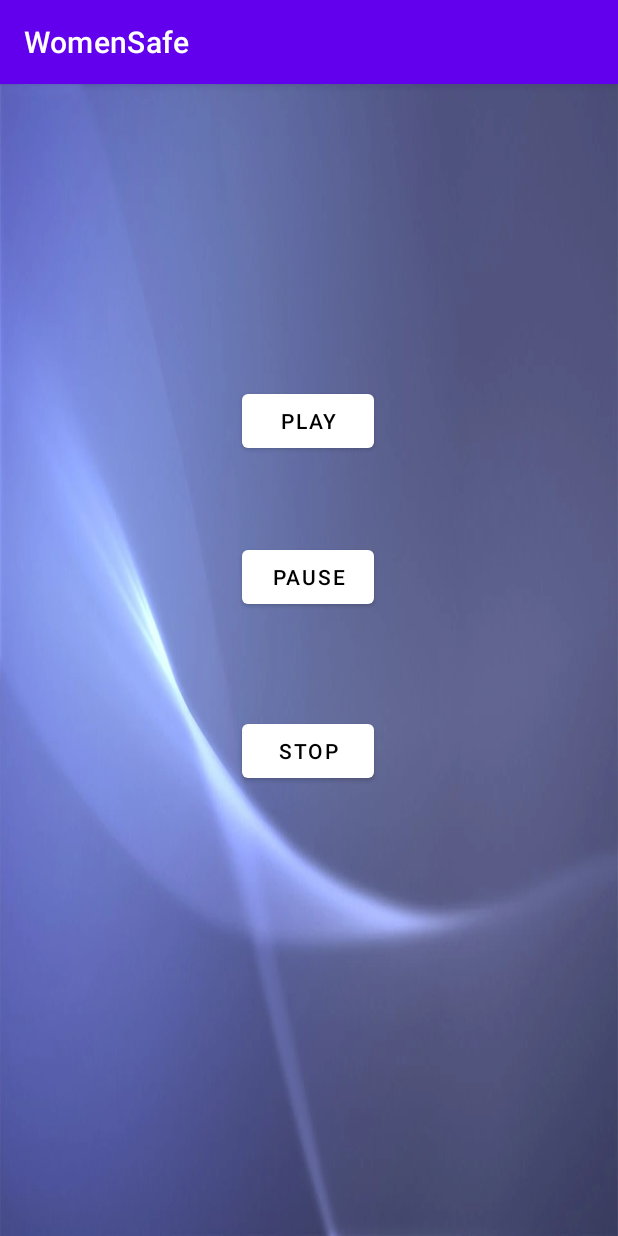
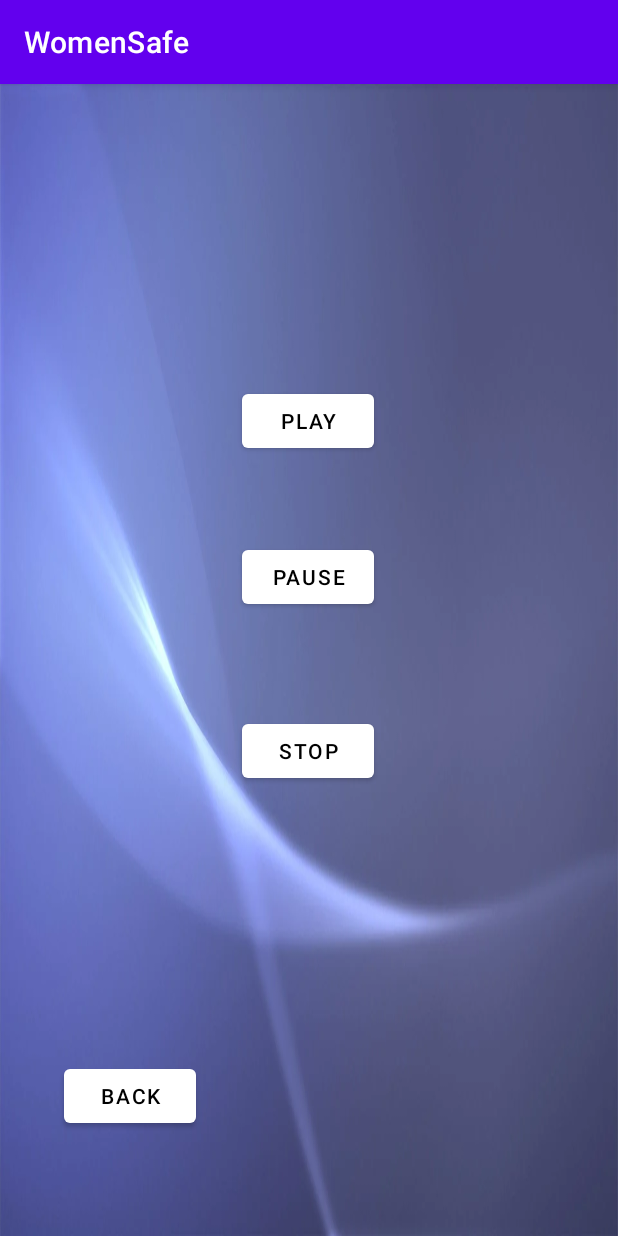
Before and after one commit to sanyamlohan/WomenSafe, an Android app: the ScreamActivity screen opened directly, with no data from a screen before it, on a phone screen of 412 x 824 dp. Run offline under Robolectric (Android 15) with nearby library versions, the phone set to English and light mode, and no system bars.

Commit message:
Final commit

```diff
--- a/app/src/main/java/com/example/womensafe/ScreamActivity.java
+++ b/app/src/main/java/com/example/womensafe/ScreamActivity.java
@@ -2,18 +2,33 @@ package com.example.womensafe;
 
 import androidx.appcompat.app.AppCompatActivity;
 
+import android.annotation.SuppressLint;
+import android.content.Intent;
 import android.media.MediaPlayer;
 import android.os.Bundle;
 import android.view.View;
+import android.widget.Button;
 import android.widget.Toast;
 
 public class ScreamActivity extends AppCompatActivity {
     MediaPlayer player;
+    Button mBack;
 
+    @SuppressLint("MissingInflatedId")
     @Override
     protected void onCreate(Bundle savedInstanceState) {
         super.onCreate(savedInstanceState);
         setContentView(R.layout.activity_scream);
+
+        mBack = findViewById(R.id.backBtn);
+
+        mBack.setOnClickListener(new View.OnClickListener() {
+            @Override
+            public void onClick(View view) {
+                Intent intent = new Intent(ScreamActivity.this, MainActivity.class);
+                startActivity(intent);
+            }
+        });
     }
     // media player takes up system resources and its good practice to release it as soon as
     // we don't need it anymore
@@ -60,4 +75,6 @@ public class ScreamActivity extends AppCompatActivity {
         player.release();
         player = null;
     }
+
+
 }
--- a/app/src/main/res/layout/activity_scream.xml
+++ b/app/src/main/res/layout/activity_scream.xml
@@ -52,4 +52,18 @@
         app:layout_constraintStart_toStartOf="parent"
         app:layout_constraintTop_toBottomOf="@+id/pauseBtn"
         app:layout_constraintVertical_bias="0.185" />
+
+    <Button
+        android:id="@+id/backBtn"
+        android:layout_width="wrap_content"
+        android:layout_height="wrap_content"
+        android:text="back"
+        android:textColor="@color/black"
+        app:backgroundTint="@color/white"
+        app:layout_constraintBottom_toBottomOf="parent"
+        app:layout_constraintEnd_toEndOf="parent"
+        app:layout_constraintHorizontal_bias="0.132"
+        app:layout_constraintStart_toStartOf="parent"
+        app:layout_constraintTop_toTopOf="parent"
+        app:layout_constraintVertical_bias="0.904" />
 </androidx.constraintlayout.widget.ConstraintLayout>
```
Also changed, not shown: app/src/main/java/com/example/womensafe/MainActivity.java (+120 -178 lines), app/src/main/java/com/example/womensafe/MyBroadcastReceiver.java (deleted, +0 -19 lines), app/src/main/res/layout/activity_location.xml (deleted, +0 -10 lines), app/src/main/res/layout/activity_main.xml (+0 -14 lines).
